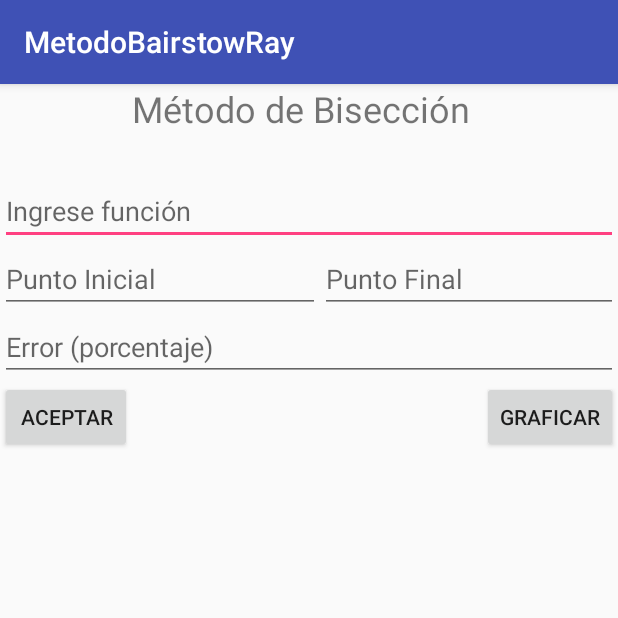
After one commit to Rayoco1997/Metnumapp, an Android app: the MetodoBisecRay screen opened directly, with no data from a screen before it, on a phone screen of 412 x 824 dp, the top half of it. The commit adds this screen. Run offline under Robolectric (Android 15) with nearby library versions, the phone set to English and light mode, and no system bars.

Commit message:
Agregado Método Bisección

```diff
--- a/app/build.gradle
+++ b/app/build.gradle
@@ -26,4 +26,5 @@ dependencies {
     testImplementation 'junit:junit:4.12'
     androidTestImplementation 'com.android.support.test:runner:1.0.1'
     androidTestImplementation 'com.android.support.test.espresso:espresso-core:3.0.1'
+    compile "com.androidplot:androidplot-core:1.5.1"
 }
--- /dev/null
+++ b/app/src/main/res/layout/activity_metodo_bisec_ray.xml
@@ -0,0 +1,25 @@
+<?xml version="1.0" encoding="utf-8"?>
+<android.support.design.widget.CoordinatorLayout xmlns:android="http://schemas.android.com/apk/res/android"
+    xmlns:app="http://schemas.android.com/apk/res-auto"
+    xmlns:tools="http://schemas.android.com/tools"
+    android:layout_width="match_parent"
+    android:layout_height="match_parent"
+    tools:context="mx.rrc.metnumapp.MetodoBisecRay">
+
+    <android.support.design.widget.AppBarLayout
+        android:layout_width="match_parent"
+        android:layout_height="wrap_content"
+        android:theme="@style/AppTheme.AppBarOverlay">
+
+        <android.support.v7.widget.Toolbar
+            android:id="@+id/toolbar"
+            android:layout_width="match_parent"
+            android:layout_height="?attr/actionBarSize"
+            android:background="?attr/colorPrimary"
+            app:popupTheme="@style/AppTheme.PopupOverlay" />
+
+    </android.support.design.widget.AppBarLayout>
+
+    <include layout="@layout/content_metodo_bisec_ray" />
+
+</android.support.design.widget.CoordinatorLayout>
--- /dev/null
+++ b/app/src/main/res/layout/content_metodo_bisec_ray.xml
@@ -0,0 +1,101 @@
+<?xml version="1.0" encoding="utf-8"?>
+<RelativeLayout xmlns:android="http://schemas.android.com/apk/res/android"
+    xmlns:app="http://schemas.android.com/apk/res-auto"
+    xmlns:tools="http://schemas.android.com/tools"
+    android:layout_width="match_parent"
+    android:layout_height="match_parent"
+    app:layout_behavior="@string/appbar_scrolling_view_behavior"
+    tools:context="mx.rrc.metnumapp.MetodoBisecRay"
+    tools:showIn="@layout/activity_metodo_bisec_ray">
+
+    <TextView
+        android:id="@+id/textView4"
+        android:layout_width="wrap_content"
+        android:layout_height="wrap_content"
+        android:layout_alignParentTop="true"
+        android:layout_toEndOf="@+id/Aceptar"
+        android:layout_toRightOf="@+id/Aceptar"
+        android:text="Método de Bisección"
+        android:textSize="24sp" />
+
+    <EditText
+        android:id="@+id/Funcion"
+        android:layout_width="wrap_content"
+        android:layout_height="wrap_content"
+        android:layout_alignParentEnd="true"
+        android:layout_alignParentLeft="true"
+        android:layout_alignParentRight="true"
+        android:layout_alignParentStart="true"
+        android:layout_below="@+id/textView4"
+        android:layout_marginTop="29dp"
+        android:ems="10"
+        android:hint="Ingrese función"
+        android:inputType="textPersonName" />
+
+    <EditText
+        android:id="@+id/PuntoInicial"
+        android:layout_width="wrap_content"
+        android:layout_height="wrap_content"
+        android:layout_alignBaseline="@+id/PuntoFinal"
+        android:layout_alignBottom="@+id/PuntoFinal"
+        android:layout_alignParentLeft="true"
+        android:layout_alignParentStart="true"
+        android:ems="10"
+        android:hint="Punto Inicial"
+        android:inputType="textPersonName" />
+
+    <EditText
+        android:id="@+id/PuntoFinal"
+        android:layout_width="wrap_content"
+        android:layout_height="wrap_content"
+        android:layout_below="@+id/Funcion"
+        android:layout_toEndOf="@+id/PuntoInicial"
+        android:layout_toRightOf="@+id/PuntoInicial"
+        android:ems="10"
+        android:hint="Punto Final"
+        android:inputType="textPersonName" />
+
+    <EditText
+        android:id="@+id/Error"
+        android:layout_width="wrap_content"
+        android:layout_height="wrap_content"
+        android:layout_alignParentEnd="true"
+        android:layout_alignParentLeft="true"
+        android:layout_alignParentRight="true"
+        android:layout_alignParentStart="true"
+        android:layout_below="@+id/PuntoInicial"
+        android:ems="10"
+        android:hint="Error (porcentaje)"
+        android:inputType="textPersonName" />
+
+    <Button
+        android:id="@+id/Aceptar"
+        android:layout_width="wrap_content"
+        android:layout_height="wrap_content"
+        android:layout_alignParentLeft="true"
+        android:layout_alignParentStart="true"
+        android:layout_below="@+id/Error"
+        android:text="Aceptar" />
+
+    <Button
+        android:id="@+id/Graficar"
+        android:layout_width="wrap_content"
+        android:layout_height="wrap_content"
+        android:layout_alignBaseline="@+id/Aceptar"
+        android:layout_alignBottom="@+id/Aceptar"
+        android:layout_alignParentEnd="true"
+        android:layout_alignParentRight="true"
+        android:text="Graficar" />
+
+    <TextView
+        android:id="@+id/Resultados"
+        android:layout_width="wrap_content"
+        android:layout_height="wrap_content"
+        android:layout_alignParentBottom="true"
+        android:layout_alignParentEnd="true"
+        android:layout_alignParentLeft="true"
+        android:layout_alignParentRight="true"
+        android:layout_alignParentStart="true"
+        android:layout_below="@+id/Aceptar"
+        android:layout_marginTop="13dp" />
+</RelativeLayout>
--- a/app/src/main/res/values/strings.xml
+++ b/app/src/main/res/values/strings.xml
@@ -3,4 +3,6 @@
     <string name="Prueba">hola Mundo</string>
     <string name="title_activity_metodo_cramer_ray">MetodoCramerRayActivity</string>
     <string name="action_settings">Settings</string>
+    <string name="title_activity_metodo_bairstow_ray">MetodoBairstowRay</string>
+    <string name="title_activity_graficas">Graficas</string>
 </resources>
--- a/build.gradle
+++ b/build.gradle
@@ -8,6 +8,7 @@ buildscript {
     }
     dependencies {
         classpath 'com.android.tools.build:gradle:3.0.1'
+
 
 
         // NOTE: Do not place your application dependencies here; they belong
```
Also changed, not shown: app/src/main/AndroidManifest.xml (+9 -1 lines), app/src/main/java/mx/rrc/metnumapp/Graficas.java (added, +54 -0 lines), app/src/main/java/mx/rrc/metnumapp/MainActivity.java (+8 -0 lines), app/src/main/java/mx/rrc/metnumapp/MetodoBisecRay.java (added, +248 -0 lines), app/src/main/res/layout/activity_graficas.xml (added, +25 -0 lines), app/src/main/res/layout/activity_main.xml (+17 -15 lines), app/src/main/res/layout/content_graficas.xml (added, +23 -0 lines).
